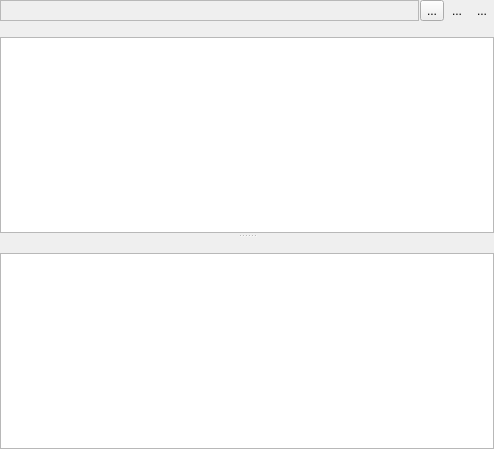
Qt form Viewer/src/OutputItemWidget.ui (ecmwf/ecflow) before a commit.
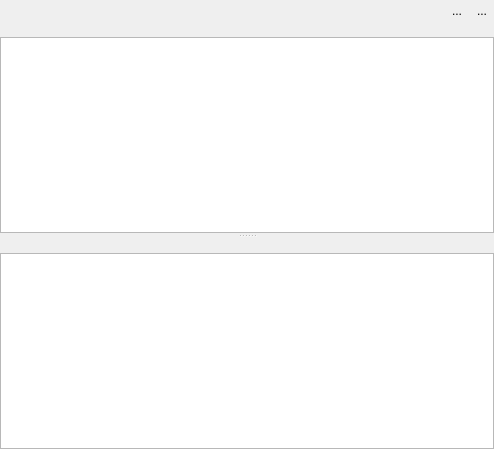
The same form after that commit. Icons and pictures are not drawn. Custom widgets are drawn as their Qt base class.

Commit message: Viewer: add Zombies panel ECFLOW-355

What changed in the file:
```diff
--- a/Viewer/src/OutputItemWidget.ui
+++ b/Viewer/src/OutputItemWidget.ui
@@ -31,33 +31,20 @@
         <number>1</number>
        </property>
        <item>
-        <layout class="QHBoxLayout" name="horizontalLayout" stretch="1,0,0,0">
+        <layout class="QHBoxLayout" name="horizontalLayout" stretch="1,0,0">
          <property name="spacing">
           <number>1</number>
          </property>
          <item>
           <widget class="FileInfoLabel" name="fileLabel_">
            <property name="autoFillBackground">
-            <bool>true</bool>
-           </property>
-           <property name="frameShape">
-            <enum>QFrame::StyledPanel</enum>
+            <bool>false</bool>
            </property>
            <property name="text">
             <string/>
            </property>
-           <property name="margin">
-            <number>2</number>
-           </property>
            <property name="textInteractionFlags">
-            <set>Qt::LinksAccessibleByMouse|Qt::TextSelectableByKeyboard|Qt::TextSelectableByMouse</set>
-           </property>
-          </widget>
-         </item>
-         <item>
-          <widget class="QToolButton" name="toolButton">
-           <property name="text">
-            <string>...</string>
+            <set>Qt::NoTextInteraction</set>
            </property>
           </widget>
          </item>
```
The commit also changes 21 other files.
